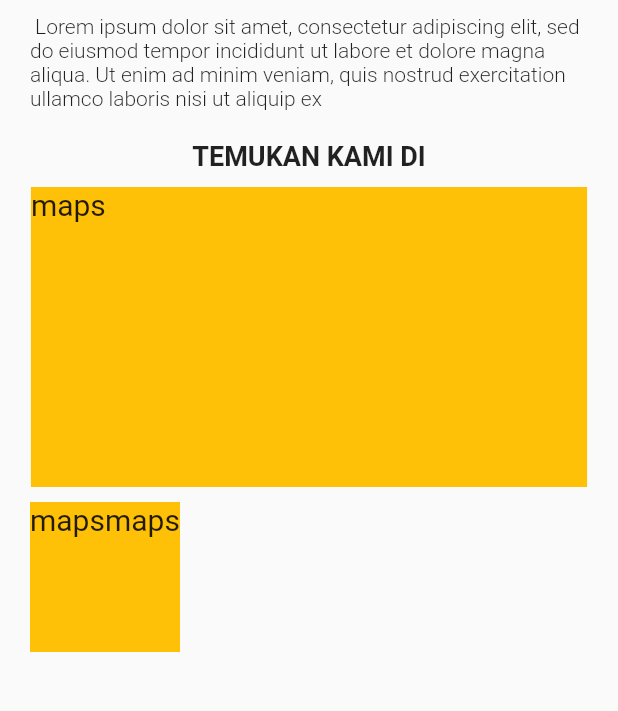
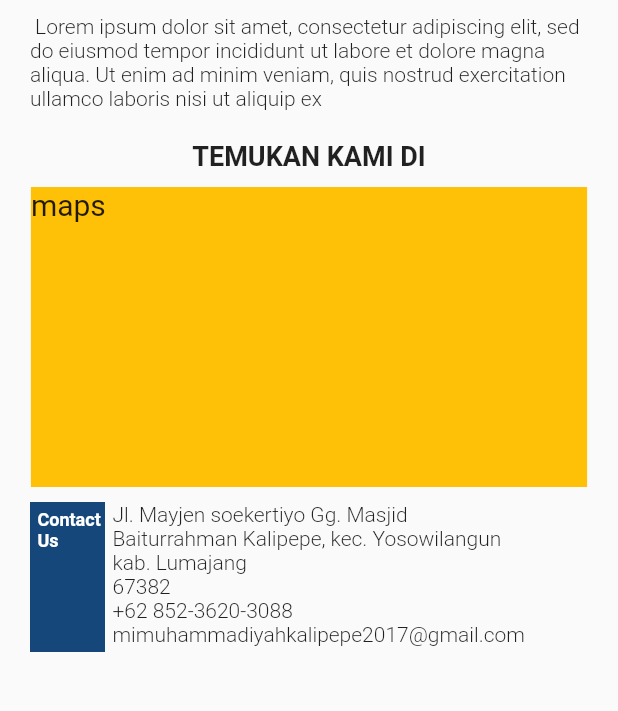
Before and after one commit to Ardyas-setya/WEB-APP-PROFIL-SEKOLAH, a Flutter app: the OneView screen opened by its route, on a phone screen of 412 x 824 dp, the part 479-1190 px from its top. Run offline on Flutter 3.47's test engine with Material 2 defaults, Android fonts, the phone set to English and light mode, and no system bars; our stand-ins replace carousel_slider, get, sidebarx; network calls fail.

Commit message:
update profil and recycle view

```diff
--- a/lib/app/modules/one/views/one_view.dart
+++ b/lib/app/modules/one/views/one_view.dart
@@ -78,21 +78,50 @@ class OneView extends GetView<OneController> {
               Row(
                 children: [
                   Container(
+                    padding: EdgeInsets.only(left: 5, top: 5),
                     width: 50,
                     height: 100,
-                    color: Colors.amber,
+                    color: Color(0xff15477A),
                     child: Text(
-                      'maps',
-                      style: TextStyle(fontSize: 20),
+                      'Contact Us',
+                      style: TextStyle(
+                          fontSize: 12,
+                          color: Colors.white,
+                          fontWeight: FontWeight.bold),
                     ),
                   ),
+                  SizedBox(
+                    width: 5,
+                  ),
                   Container(
-                    width: 50,
+                    width: 280,
                     height: 100,
-                    color: Colors.amber,
-                    child: Text(
-                      'maps',
-                      style: TextStyle(fontSize: 20),
+                    // color: Colors.amber,
+                    child: Column(
+                      mainAxisAlignment: MainAxisAlignment.start,
+                      crossAxisAlignment: CrossAxisAlignment.start,
+                      children: [
+                        Text(
+                          'Jl. Mayjen soekertiyo Gg. Masjid Baiturrahman Kalipepe, kec. Yosowilangun kab. Lumajang',
+                          style: TextStyle(
+                              fontSize: 14, fontWeight: FontWeight.w300),
+                        ),
+                        Text(
+                          '67382',
+                          style: TextStyle(
+                              fontSize: 14, fontWeight: FontWeight.w300),
+                        ),
+                        Text(
+                          '+62 852-3620-3088',
+                          style: TextStyle(
+                              fontSize: 14, fontWeight: FontWeight.w300),
+                        ),
+                        Text(
+                          'mimuhammadiyahkalipepe2017@gmail.com',
+                          style: TextStyle(
+                              fontSize: 14, fontWeight: FontWeight.w300),
+                        ),
+                      ],
                     ),
                   ),
                 ],
--- a/pubspec.yaml
+++ b/pubspec.yaml
@@ -10,6 +10,7 @@ dependencies:
   get: 4.6.5
   carousel_slider: ^4.1.1
   sidebarx: ^0.4.0
+  http: ^0.13.4
   flutter:
     sdk: flutter
 
```
Also changed, not shown: lib/app/modules/two/views/two_view.dart (+85 -187 lines), lib/main.dart (+14 -13 lines), pubspec.lock.
